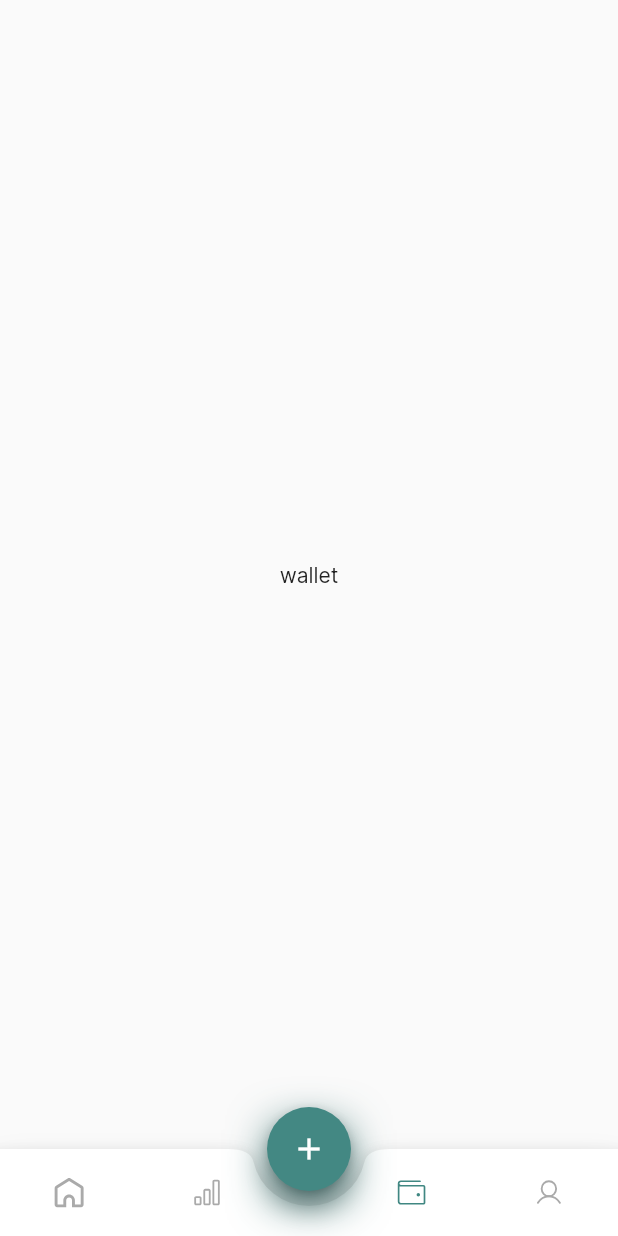
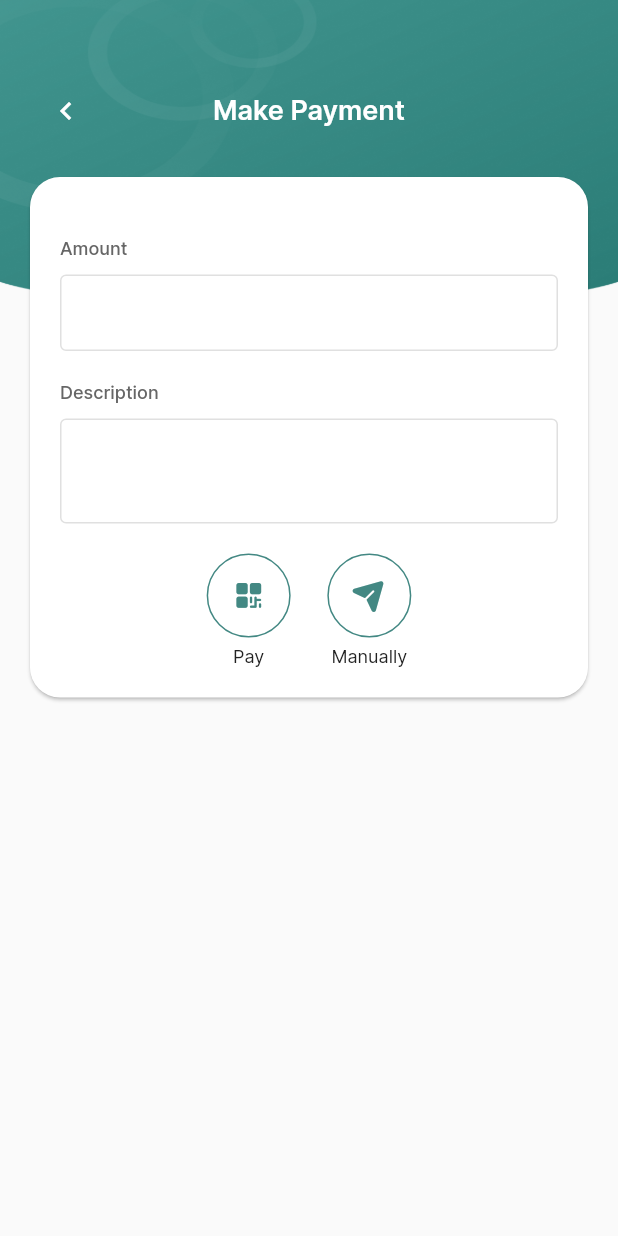
Before and after one commit to zeeshanmansoori/expense_tracker, a Flutter app: the BottomNavigationScreen screen opened directly, item 3 of the bottom bar chosen, after a tap on the "add" icon, on a phone screen of 412 x 824 dp. Run offline on Flutter 3.47's test engine with Material 2 defaults, Android fonts, the light colour scheme and no system bars; our stand-ins replace bloc, equatable, flutter_bloc, flutter_svg.

Commit message:
make payment screen added.

```diff
--- a/lib/main.dart
+++ b/lib/main.dart
@@ -1,7 +1,9 @@
 import 'dart:io';
 
 import 'package:expense_tracker/screens/bottom_navigation_screen/bottom_navigation_screen.dart';
+import 'package:expense_tracker/screens/make_payment/make_payment_screen.dart';
 import 'package:expense_tracker/utils/colors.dart';
+import 'package:flutter/foundation.dart';
 import 'package:flutter/material.dart';
 import 'package:flutter/services.dart';
 
@@ -14,9 +16,11 @@ class MyApp extends StatelessWidget {
 
   @override
   Widget build(BuildContext context) {
-    if (Platform.isAndroid) {
+
+
+    if (defaultTargetPlatform == TargetPlatform.android) {
       const SystemUiOverlayStyle systemUiOverlayStyle =
-      SystemUiOverlayStyle(statusBarColor: Colors.transparent);
+          SystemUiOverlayStyle(statusBarColor: Colors.transparent);
       SystemChrome.setSystemUIOverlayStyle(systemUiOverlayStyle);
     }
     return MaterialApp(
@@ -24,6 +28,17 @@ class MyApp extends StatelessWidget {
       theme: ThemeData(
         fontFamily: 'Inter',
         primaryColor: CustomColors.primaryColor,
+        inputDecorationTheme: InputDecorationTheme(
+          // errorBorder: getOutlinedBorder(CustomColors.errorColor),
+          // focusedErrorBorder: getOutlinedBorder(CustomColors.errorColor),
+          enabledBorder: getOutlinedBorder(Colors.black12),
+          focusedBorder: getOutlinedBorder(CustomColors.primaryColor),
+          filled: true,
+          fillColor: Colors.white,
+          // counterStyle: const TextStyle(color: CustomColors.errorColor),
+          // hintStyle: defaultTextStyle().copyWith(color: CustomColors.hintColor),
+          isDense: true,
+        ),
         // This is the theme of your application.
         //
         // Try running your application with "flutter run". You'll see the
@@ -36,7 +51,20 @@ class MyApp extends StatelessWidget {
         primarySwatch: CustomColors.primaryMaterialColor,
       ),
       home: const Scaffold(
-        body: BottomNavigationScreen(),
+        // body: BottomNavigationScreen(),
+        body: MakePaymentScreen(),
+      ),
+      routes: {
+        MakePaymentScreen.routeName: (ctx) => const MakePaymentScreen(),
+      },
+    );
+  }
+
+  OutlineInputBorder getOutlinedBorder(Color color, {double width = 1}) {
+    return OutlineInputBorder(
+      borderSide: BorderSide(
+        color: color,
+        width: width,
       ),
     );
   }
--- a/lib/screens/bottom_navigation_screen/bottom_navigation_screen.dart
+++ b/lib/screens/bottom_navigation_screen/bottom_navigation_screen.dart
@@ -3,6 +3,7 @@ import 'package:expense_tracker/screens/bottom_navigation_screen/widgets/abstrac
 import 'package:expense_tracker/screens/bottom_navigation_screen/widgets/bottomAppBarItem.dart';
 import 'package:expense_tracker/screens/bottom_navigation_screen/widgets/no_nav_screen.dart';
 import 'package:expense_tracker/screens/home/home_screen.dart';
+import 'package:expense_tracker/screens/make_payment/make_payment_screen.dart';
 import 'package:expense_tracker/screens/profile/profile_screen.dart';
 import 'package:expense_tracker/screens/statistics/statistics_screen.dart';
 import 'package:expense_tracker/screens/wallet/wallet_screen.dart';
@@ -51,7 +52,7 @@ class _BottomNavigationScreenState extends State<BottomNavigationScreen> {
             )
           ]),
           child: FloatingActionButton(
-            onPressed: () {},
+            onPressed: () =>Navigator.pushNamed(context, MakePaymentScreen.routeName),
             tooltip: 'Increment',
             child: const Icon(Icons.add),
           ),
--- a/lib/screens/home/widgets/details_card.dart
+++ b/lib/screens/home/widgets/details_card.dart
@@ -38,7 +38,7 @@ class DetailsCard extends StatelessWidget {
                       TextWithTrailingIcon(
                         text: "Total Balance",
                         icon: Icon(
-                          ExpenseTrackerIcons.chevron_up,
+                          ExpenseTrackerIcons.chevronUp,
                           color: Colors.white,
                         ),
                       ),
@@ -62,13 +62,13 @@ class DetailsCard extends StatelessWidget {
                 mainAxisAlignment: MainAxisAlignment.spaceBetween,
                 children: [
                   ExpenseWidget(
-                    iconData: ExpenseTrackerIcons.arrow_down,
+                    iconData: ExpenseTrackerIcons.arrowDown,
                     title: "Income",
                     data: "\$ 1,840.00",
                     alignment: CrossAxisAlignment.start,
                   ),
                   ExpenseWidget(
-                    iconData: ExpenseTrackerIcons.arrow_up,
+                    iconData: ExpenseTrackerIcons.arrowUp,
                     title: "Expenses",
                     data: "\$ 200.00",
                     alignment: CrossAxisAlignment.end,
--- /dev/null
+++ b/lib/screens/make_payment/make_payment_screen.dart
@@ -0,0 +1,132 @@
+import 'package:expense_tracker/cubits/home/home_cubit.dart';
+import 'package:expense_tracker/screens/bottom_navigation_screen/widgets/abstract_bottom_nav_screen.dart';
+import 'package:expense_tracker/screens/home/widgets/bell_icon.dart';
+import 'package:expense_tracker/screens/home/widgets/details_card.dart';
+import 'package:expense_tracker/screens/home/widgets/transaction_list.dart';
+import 'package:expense_tracker/screens/make_payment/widgets/action_fab.dart';
+import 'package:expense_tracker/utils/colors.dart';
+import 'package:expense_tracker/utils/common_utils.dart';
+import 'package:expense_tracker/utils/expense_tracker_icons.dart';
+import 'package:expense_tracker/utils/widget_extension.dart';
+import 'package:flutter/material.dart';
+import 'package:flutter_bloc/flutter_bloc.dart';
+
+class MakePaymentScreen extends StatelessWidget {
+  static const routeName = "/MakePaymentScreen";
+
+  const MakePaymentScreen({Key? key}) : super(key: key);
+
+  @override
+  Widget build(BuildContext context) {
+    var height = MediaQuery.of(context).size.height * .25;
+    var width = MediaQuery.of(context).size.width;
+
+    return Scaffold(
+      body: Stack(
+        children: [
+          Image.asset(
+            CommonUtils.getImageFromAsset("home_bg"),
+            height: height,
+            width: width,
+            fit: BoxFit.fill,
+          ),
+          BlocProvider(
+            create: (context) => HomeCubit(),
+            child: Column(
+              children: [
+                Row(
+                  mainAxisAlignment: MainAxisAlignment.spaceBetween,
+                  children: [
+                    IconButton(
+                      icon: const Icon(Icons.chevron_left),
+                      onPressed: () {},
+                      color: Colors.white,
+                    ),
+                    const Text(
+                      "Make Payment",
+                      style: TextStyle(
+                        fontWeight: FontWeight.w600,
+                        fontSize: 18,
+                        color: Colors.white,
+                      ),
+                    ),
+                    Container(
+                      width: 48,
+                    ),
+                  ],
+                ).paddingForOnly(
+                  left: 20,
+                  right: 20,
+                  top: 30,
+                ),
+                Card(
+                  shape: const RoundedRectangleBorder(
+                      borderRadius: BorderRadius.all(Radius.circular(20))),
+                  margin: const EdgeInsets.only(
+                    left: 20,
+                    right: 20,
+                    top: 20,
+                  ),
+                  child: Column(
+                    crossAxisAlignment: CrossAxisAlignment.start,
+                    children: [
+                      const Text(
+                        "Amount",
+                        style: TextStyle(
+                          fontWeight: FontWeight.w500,
+                          fontSize: 12,
+                          color: CustomColors.dimGray,
+                        ),
+                      ).paddingForOnly(top: 20),
+                      const TextField(
+                        keyboardType: TextInputType.numberWithOptions(signed: false,decimal: true),
+                        maxLines: 1,
+                      ).paddingForOnly(top: 10),
+                      const Text(
+                        "Description",
+                        style: TextStyle(
+                          fontWeight: FontWeight.w500,
+                          fontSize: 12,
+                          color: CustomColors.dimGray,
+                        ),
+                      ).paddingForOnly(top: 20),
+                      const TextField(
+                        keyboardType: TextInputType.multiline,
+                        minLines: 2,
+                        maxLines: 5,
+                        decoration: InputDecoration(),
+                      ).paddingForOnly(top: 10),
+                      Row(
+                        children: [
+                          const Spacer(
+                            flex: 4,
+                          ),
+                          ActionFab(
+                            title: "Pay",
+                            iconData: ExpenseTrackerIcons.qrCode,
+                            fabClicked: () {},
+                          ),
+                          const Spacer(
+                            flex: 1,
+                          ),
+                          ActionFab(
+                            title: "Manually",
+                            iconData: ExpenseTrackerIcons.send,
+                            fabClicked: () {},
+                          ),
+                          const Spacer(
+                            flex: 4,
+                          ),
+                        ],
+                      ).paddingForOnly(top: 20),
+                    ],
+                  ).paddingForAll(20),
+                )
+              ],
+            ),
+          ).paddingForOnly(top: 20)
+        ],
+      ),
+    );
+  }
+}
--- /dev/null
+++ b/lib/screens/make_payment/widgets/action_fab.dart
@@ -0,0 +1,48 @@
+import 'package:expense_tracker/utils/colors.dart';
+import 'package:expense_tracker/utils/widget_extension.dart';
+import 'package:flutter/material.dart';
+
+class ActionFab extends StatelessWidget {
+  const ActionFab({
+    Key? key,
+    required this.iconData,
+    required this.fabClicked,
+    required this.title,
+  }) : super(key: key);
+
+  final IconData iconData;
+  final void Function() fabClicked;
+  final String title;
+
+  @override
+  Widget build(BuildContext context) {
+    return Column(
+      children: [
+        FloatingActionButton(
+          backgroundColor: Colors.white,
+          onPressed: fabClicked,
+          shape: const StadiumBorder(
+            side: BorderSide(
+              color: CustomColors.primaryColor,
+              width: 1,
+            ),
+          ),
+          elevation: 0,
+          hoverElevation: 0,
+          child: Icon(
+            iconData,
+            color: CustomColors.primaryColor,
+          ),
+        ),
+        Text(
+          title,
+          style: const TextStyle(
+            fontWeight: FontWeight.w400,
+            fontSize: 12,
+            color: CustomColors.neroTextColor,
+          ),
+        ).paddingForOnly(top: 5)
+      ],
+    );
+  }
+}
--- a/lib/utils/expense_tracker_icons.dart
+++ b/lib/utils/expense_tracker_icons.dart
@@ -21,8 +21,10 @@ class ExpenseTrackerIcons {
   static const _kFontFam = 'ExpenseTrackerIcons';
   static const String? _kFontPkg = null;
 
-  static const IconData arrow_up = IconData(0xe800, fontFamily: _kFontFam, fontPackage: _kFontPkg);
+  static const IconData arrowUp = IconData(0xe800, fontFamily: _kFontFam, fontPackage: _kFontPkg);
   static const IconData notification = IconData(0xe801, fontFamily: _kFontFam, fontPackage: _kFontPkg);
-  static const IconData arrow_down = IconData(0xe802, fontFamily: _kFontFam, fontPackage: _kFontPkg);
-  static const IconData chevron_up = IconData(0xe803, fontFamily: _kFontFam, fontPackage: _kFontPkg);
+  static const IconData arrowDown = IconData(0xe802, fontFamily: _kFontFam, fontPackage: _kFontPkg);
+  static const IconData chevronUp = IconData(0xe803, fontFamily: _kFontFam, fontPackage: _kFontPkg);
+  static const IconData send = IconData(0xe804, fontFamily: _kFontFam, fontPackage: _kFontPkg);
+  static const IconData qrCode = IconData(0xe805, fontFamily: _kFontFam, fontPackage: _kFontPkg);
 }
```
Also changed, not shown: assets/fonts/ExpenseTracker.ttf, 2 other files.
